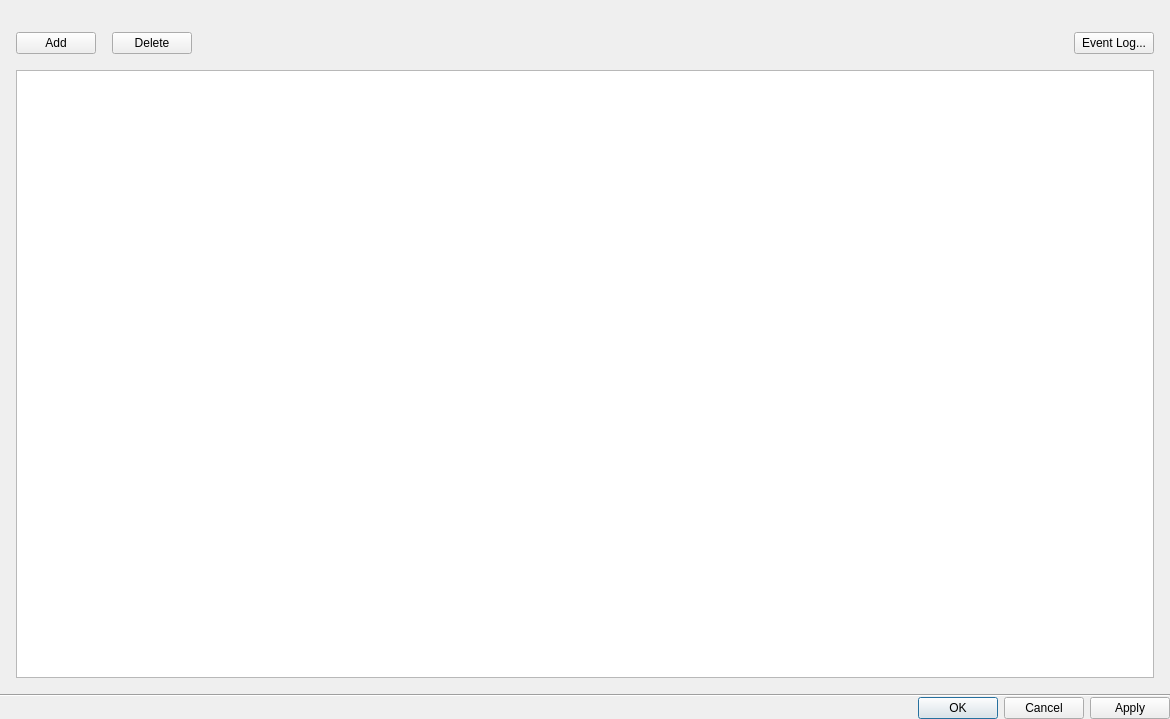
This is client/libclient/src/ui/dialogs/business_rules_dialog.ui in networkoptix/nx_open as Qt 5 draws it before an edit. The edited form follows.
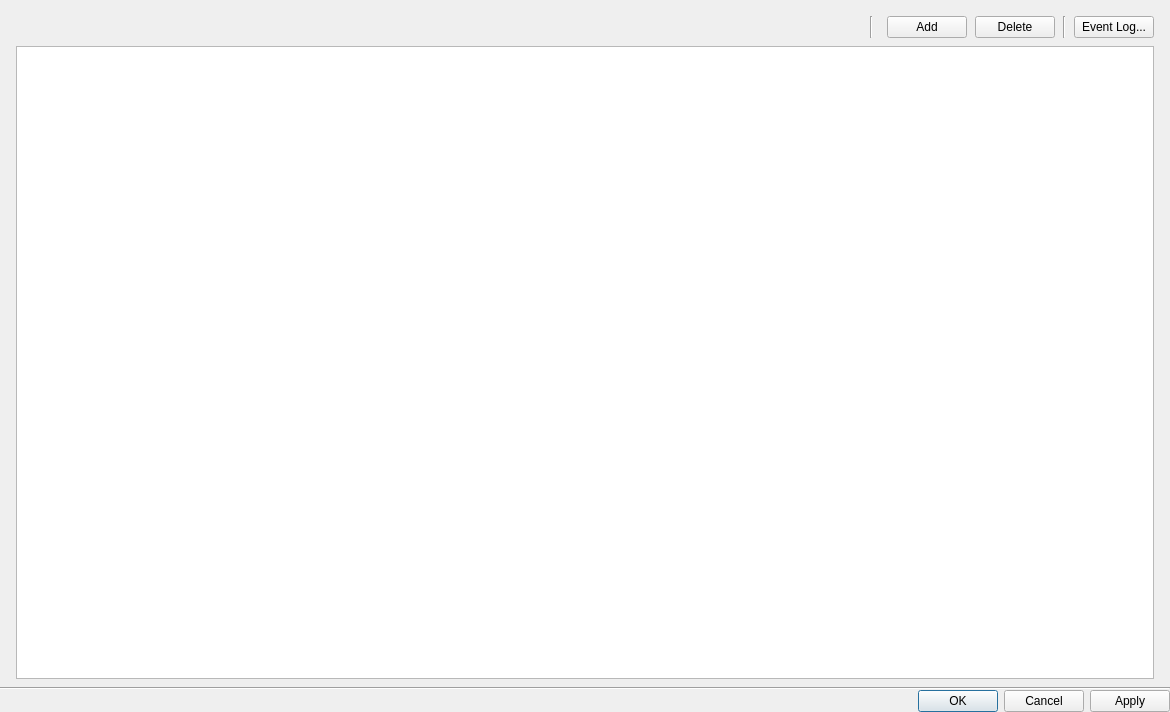
This is the edited form. Custom widgets are drawn as their Qt base class.

Commit message:
VMS-4824: Event Rules dialog improvements
<==== Mercurial data ====>
Branch: dev_3.0.0_gui

```diff
--- a/client/libclient/src/ui/dialogs/business_rules_dialog.ui
+++ b/client/libclient/src/ui/dialogs/business_rules_dialog.ui
@@ -7,7 +7,7 @@
     <x>0</x>
     <y>0</y>
     <width>1170</width>
-    <height>719</height>
+    <height>712</height>
    </rect>
   </property>
   <property name="windowTitle">
@@ -32,7 +32,7 @@
    <item>
     <layout class="QVBoxLayout" name="mainLayout">
      <property name="spacing">
-      <number>16</number>
+      <number>8</number>
      </property>
      <property name="leftMargin">
       <number>16</number>
@@ -46,11 +46,40 @@
      <property name="bottomMargin">
       <number>0</number>
      </property>
-     <item>
-      <widget class="QnSearchLineEdit" name="filterLineEdit" native="true"/>
-     </item>
      <item>
       <layout class="QHBoxLayout" name="topLayout">
+       <property name="spacing">
+        <number>8</number>
+       </property>
+       <item>
+        <widget class="QnSearchLineEdit" name="filterLineEdit" native="true">
+         <property name="sizePolicy">
+          <sizepolicy hsizetype="Expanding" vsizetype="Fixed">
+           <horstretch>0</horstretch>
+           <verstretch>0</verstretch>
+          </sizepolicy>
+         </property>
+        </widget>
+       </item>
+       <item>
+        <widget class="Line" name="verticalLine1">
+         <property name="minimumSize">
+          <size>
+           <width>16</width>
+           <height>0</height>
+          </size>
+         </property>
+         <property name="maximumSize">
+          <size>
+           <width>16</width>
+           <height>16777215</height>
+          </size>
+         </property>
+         <property name="orientation">
+          <enum>Qt::Vertical</enum>
+         </property>
+        </widget>
+       </item>
        <item>
         <widget class="QPushButton" name="addRuleButton">
          <property name="text">
@@ -66,17 +95,11 @@
         </widget>
        </item>
        <item>
-        <spacer name="horizontalSpacer">
+        <widget class="Line" name="verticalLine1_2">
          <property name="orientation">
-          <enum>Qt::Horizontal</enum>
+          <enum>Qt::Vertical</enum>
          </property>
-         <property name="sizeHint" stdset="0">
-          <size>
-           <width>40</width>
-           <height>20</height>
-          </size>
-         </property>
-        </spacer>
+        </widget>
        </item>
        <item>
         <widget class="QPushButton" name="eventLogButton">
@@ -89,12 +112,6 @@
      </item>
      <item>
       <widget class="QnTableView" name="tableView">
-       <property name="minimumSize">
-        <size>
-         <width>800</width>
-         <height>200</height>
-        </size>
-       </property>
        <property name="editTriggers">
         <set>QAbstractItemView::AllEditTriggers</set>
        </property>
```
The commit also changes 3 other files.
